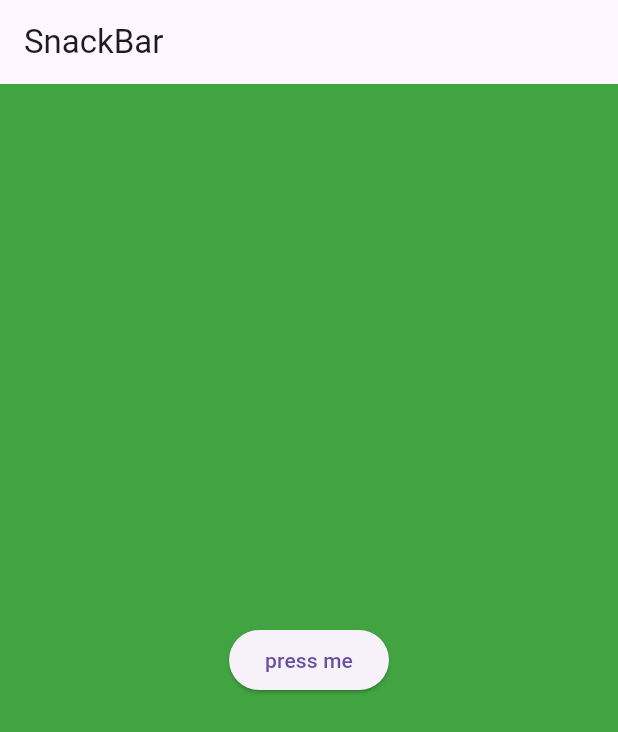
After one commit to jbpranov2204/Flutter_Projects, a Flutter app: the screen it shows after launch, on a phone screen of 412 x 824 dp. The commit adds this screen. Shown: the top 732 px of the screen. Run offline on Flutter 3.47's test engine with Material 3 defaults, Android fonts, the phone set to English and light mode, and no system bars.

Commit message:
made some changes

```diff
--- /dev/null
+++ b/lib/Widgets/SnackBar.dart
@@ -0,0 +1,32 @@
+import 'package:flutter/material.dart';
+
+
+
+class Snackbar extends StatefulWidget {
+  const Snackbar({super.key});
+
+  @override
+  State<Snackbar> createState() => _SnackbarState();
+}
+
+class _SnackbarState extends State<Snackbar> {
+  @override
+  Widget build(BuildContext context) {
+    return Scaffold(
+      appBar: AppBar(
+        title: Text('SnackBar'),
+      ),
+
+      body: Center(
+        child: Container(
+          child: ElevatedButton(onPressed: () {
+            final snackBar = SnackBar(content: Text('Hi Guhan'));
+            ScaffoldMessenger.of(context).showSnackBar(snackBar);
+          },
+          child: Text('press me')),
+
+        ),
+      ),
+    );
+   }
+}
--- a/lib/main.dart
+++ b/lib/main.dart
@@ -2,6 +2,7 @@ import 'package:flutter/material.dart';
 import 'package:flutter_application_2/Widgets/Button.dart';
 import 'package:flutter_application_2/Widgets/Container_Sized.dart';
 import 'package:flutter_application_2/Widgets/List_and_Grid.dart';
+import 'package:flutter_application_2/Widgets/SnackBar.dart';
 import 'package:flutter_application_2/Widgets/rowscols.dart';
 
 
@@ -22,7 +23,7 @@ class MyApp extends StatelessWidget {
 
 
       ),
-        home: ListAndGrid(),
+        home: Snackbar(),
         debugShowCheckedModeBanner: false,
 
     );
```
